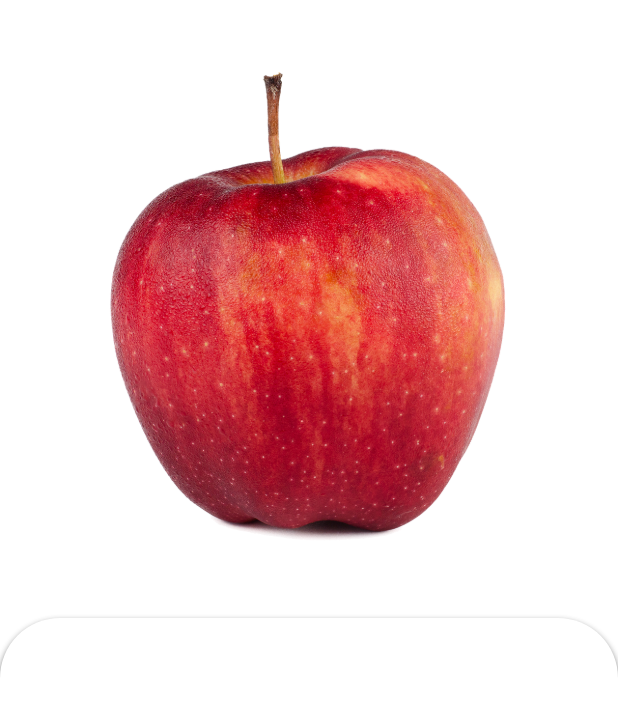
After one commit to jardelbordignon/greengrocer-flutter, a Flutter app: the HomeTab screen opened directly, after a tap on "Maçã", on a phone screen of 412 x 824 dp. The commit adds this screen. Shown: the top 713 px of the screen. Run offline on Flutter 3.47's test engine with Material 3 defaults, Android fonts, the phone set to English and light mode, and no system bars; our stand-ins replace animated_text_kit, mask_text_input_formatter.

Commit message:
:sparkles: product details: image and content container

```diff
--- a/lib/src/screens/home/components/item_tile.dart
+++ b/lib/src/screens/home/components/item_tile.dart
@@ -1,6 +1,8 @@
 import 'package:flutter/material.dart';
+import 'package:flutter/widgets.dart';
 import 'package:greengrocer/src/config/custom_colors.dart';
 import 'package:greengrocer/src/models/item_model.dart';
+import 'package:greengrocer/src/screens/product/product_screen.dart';
 import 'package:greengrocer/src/services/utils_services.dart';
 
 class ItemTile extends StatelessWidget {
@@ -12,7 +14,15 @@ class ItemTile extends StatelessWidget {
   Widget build(BuildContext context) {
     return Stack(
       children: [
-        Card(
+        // Item content
+        GestureDetector(
+          onTap: () {
+            Navigator.of(context).push(
+              MaterialPageRoute(
+                  builder: (builder) => ProductScreen(item: item)),
+            );
+          },
+          child: Card(
             elevation: 3,
             shadowColor: Colors.grey.shade300,
             shape: RoundedRectangleBorder(
@@ -70,6 +80,7 @@ class ItemTile extends StatelessWidget {
               ),
             ),
           ),
+        ),
 
         // Add to cart button
         Positioned(
--- /dev/null
+++ b/lib/src/screens/product/product_screen.dart
@@ -0,0 +1,40 @@
+import 'package:flutter/material.dart';
+import 'package:greengrocer/src/models/item_model.dart';
+
+class ProductScreen extends StatelessWidget {
+  final ItemModel item;
+
+  const ProductScreen({super.key, required this.item});
+
+  @override
+  Widget build(BuildContext context) {
+    return Scaffold(
+      backgroundColor: Colors.white.withAlpha(230),
+      body: Column(children: [
+        // Image
+        Expanded(
+          child: Image.asset(item.imageUrl),
+        ),
+
+        // Content
+        Expanded(
+          child: Container(
+            decoration: BoxDecoration(
+              color: Colors.white,
+              borderRadius: const BorderRadius.vertical(
+                top: Radius.circular(40),
+              ),
+              boxShadow: [
+                BoxShadow(
+                  color: Colors.grey.shade600,
+                  offset: const Offset(0, 2),
+                  blurRadius: 3,
+                ),
+              ],
+            ),
+          ),
+        )
+      ]),
+    );
+  }
+}
```
Lines whose indentation alone changed are shown as unchanged.
